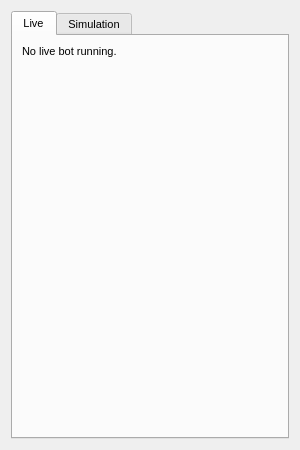
Qt form UI/statistics.ui (ZENALC/algobot) before a commit.
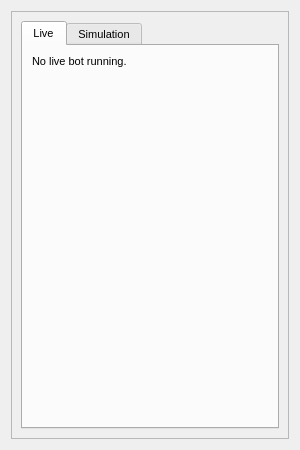
The same form after that commit.

Commit message: added scrollbar to statistics window

What changed in the file:
```diff
--- a/UI/statistics.ui
+++ b/UI/statistics.ui
@@ -38,6 +38,21 @@
   </property>
   <layout class="QGridLayout" name="gridLayout_2">
    <item row="0" column="0">
+    <widget class="QScrollArea" name="scrollArea">
+     <property name="widgetResizable">
+      <bool>true</bool>
+     </property>
+     <widget class="QWidget" name="scrollAreaWidgetContents">
+      <property name="geometry">
+       <rect>
+        <x>0</x>
+        <y>0</y>
+        <width>280</width>
+        <height>430</height>
+       </rect>
+      </property>
+      <layout class="QGridLayout" name="gridLayout">
+       <item row="0" column="0">
     <widget class="QTabWidget" name="statisticsTabWidget">
      <property name="currentIndex">
       <number>0</number>
@@ -72,6 +87,10 @@
          <property name="alignment">
           <set>Qt::AlignLeading|Qt::AlignLeft|Qt::AlignTop</set>
          </property>
+            </widget>
+           </item>
+          </layout>
+         </widget>
         </widget>
        </item>
       </layout>
```
Lines whose indentation alone changed are shown as unchanged.
